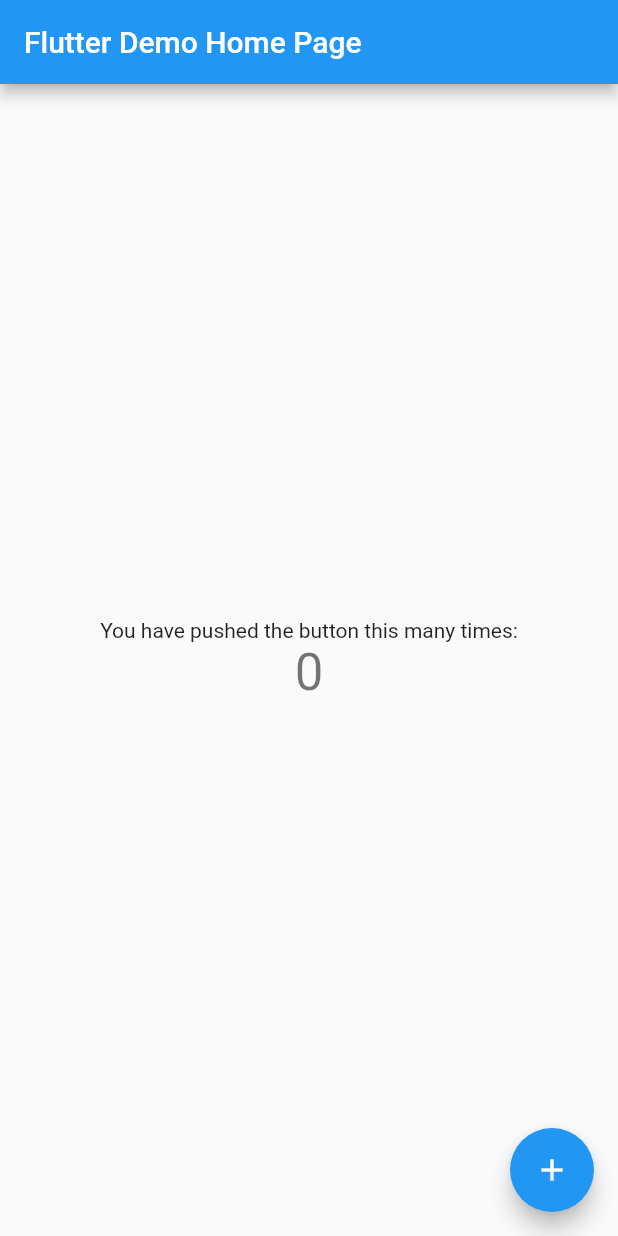
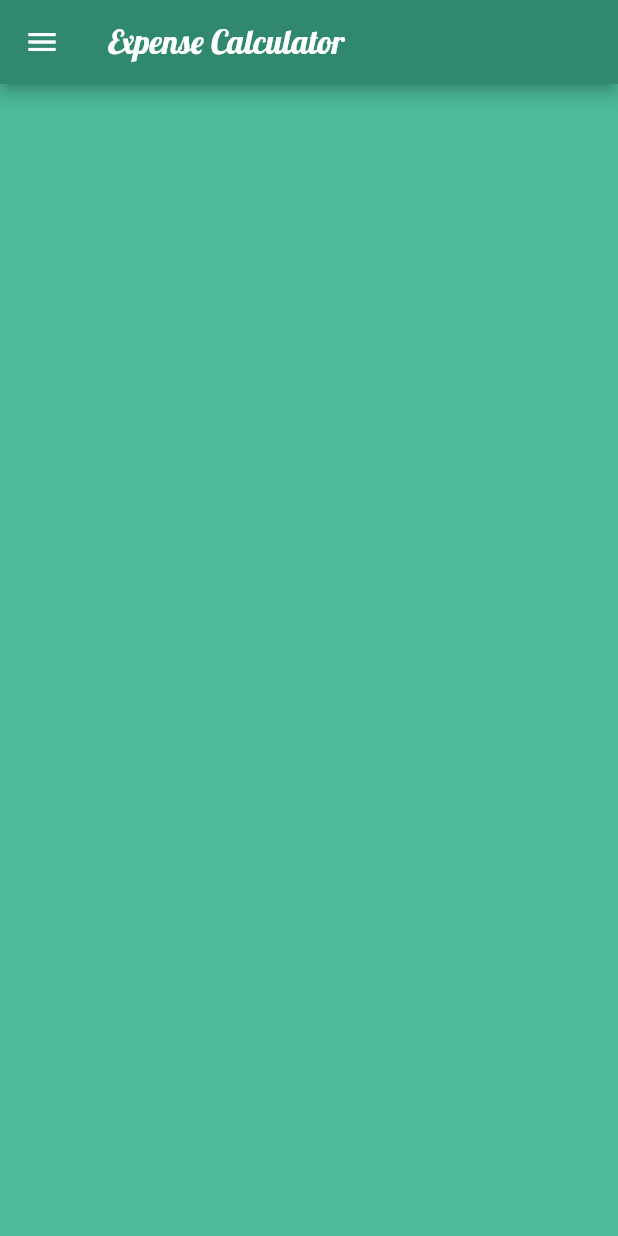
Before and after one commit to sule2019/expense_calculator, a Flutter app: the screen it shows after launch, on a phone screen of 412 x 824 dp. Run offline on Flutter 3.47's test engine with Material 2 defaults, Android fonts, the phone set to English and light mode, and no system bars; our stand-ins replace google_fonts.

Commit message:
new commit

```diff
--- a/lib/main.dart
+++ b/lib/main.dart
@@ -1,4 +1,5 @@
 import 'package:flutter/material.dart';
+import 'package:google_fonts/google_fonts.dart';
 
 void main() {
   runApp(MyApp());
@@ -22,92 +23,40 @@
         // is not restarted.
         primarySwatch: Colors.blue,
       ),
-      home: MyHomePage(title: 'Flutter Demo Home Page'),
+      home: MyHomePage(),
     );
   }
 }
 
 class MyHomePage extends StatefulWidget {
-  MyHomePage({Key? key, required this.title}) : super(key: key);
-
-  // This widget is the home page of your application. It is stateful, meaning
-  // that it has a State object (defined below) that contains fields that affect
-  // how it looks.
-
-  // This class is the configuration for the state. It holds the values (in this
-  // case the title) provided by the parent (in this case the App widget) and
-  // used by the build method of the State. Fields in a Widget subclass are
-  // always marked "final".
-
-  final String title;
+  const MyHomePage({Key? key}) : super(key: key);
 
   @override
   _MyHomePageState createState() => _MyHomePageState();
 }
 
 class _MyHomePageState extends State<MyHomePage> {
-  int _counter = 0;
-
-  void _incrementCounter() {
-    setState(() {
-      // This call to setState tells the Flutter framework that something has
-      // changed in this State, which causes it to rerun the build method below
-      // so that the display can reflect the updated values. If we changed
-      // _counter without calling setState(), then the build method would not be
-      // called again, and so nothing would appear to happen.
-      _counter++;
-    });
-  }
-
   @override
   Widget build(BuildContext context) {
-    // This method is rerun every time setState is called, for instance as done
-    // by the _incrementCounter method above.
-    //
-    // The Flutter framework has been optimized to make rerunning build methods
-    // fast, so that you can just rebuild anything that needs updating rather
-    // than having to individually change instances of widgets.
     return Scaffold(
+      backgroundColor: Color(0xff4cbb9b),
       appBar: AppBar(
-        // Here we take the value from the MyHomePage object that was created by
-        // the App.build method, and use it to set our appbar title.
-        title: Text(widget.title),
+        leading: Icon(Icons.menu),
+        title: Text(
+          'Expense Calculator',
+          style: GoogleFonts.lobster(fontSize: 22, fontWeight: FontWeight.w100),
+        ),
+        backgroundColor: Color(0xff30886f),
       ),
-      body: Center(
-        // Center is a layout widget. It takes a single child and positions it
-        // in the middle of the parent.
-        child: Column(
-          // Column is also a layout widget. It takes a list of children and
-          // arranges them vertically. By default, it sizes itself to fit its
-          // children horizontally, and tries to be as tall as its parent.
-          //
-          // Invoke "debug painting" (press "p" in the console, choose the
-          // "Toggle Debug Paint" action from the Flutter Inspector in Android
-          // Studio, or the "Toggle Debug Paint" command in Visual Studio Code)
-          // to see the wireframe for each widget.
-          //
-          // Column has various properties to control how it sizes itself and
-          // how it positions its children. Here we use mainAxisAlignment to
-          // center the children vertically; the main axis here is the vertical
-          // axis because Columns are vertical (the cross axis would be
-          // horizontal).
-          mainAxisAlignment: MainAxisAlignment.center,
-          children: <Widget>[
-            Text(
-              'You have pushed the button this many times:',
-            ),
-            Text(
-              '$_counter',
-              style: Theme.of(context).textTheme.headline4,
-            ),
-          ],
-        ),
+      body: Column(
+        children: [
+          Container(),
+          Text(''),
+          Container(),
+          Container()
+        ],
       ),
-      floatingActionButton: FloatingActionButton(
-        onPressed: _incrementCounter,
-        tooltip: 'Increment',
-        child: Icon(Icons.add),
-      ), // This trailing comma makes auto-formatting nicer for build methods.
+
     );
   }
 }
```
Also changed, not shown: pubspec.yaml (+3 -10 lines), pubspec.lock.
